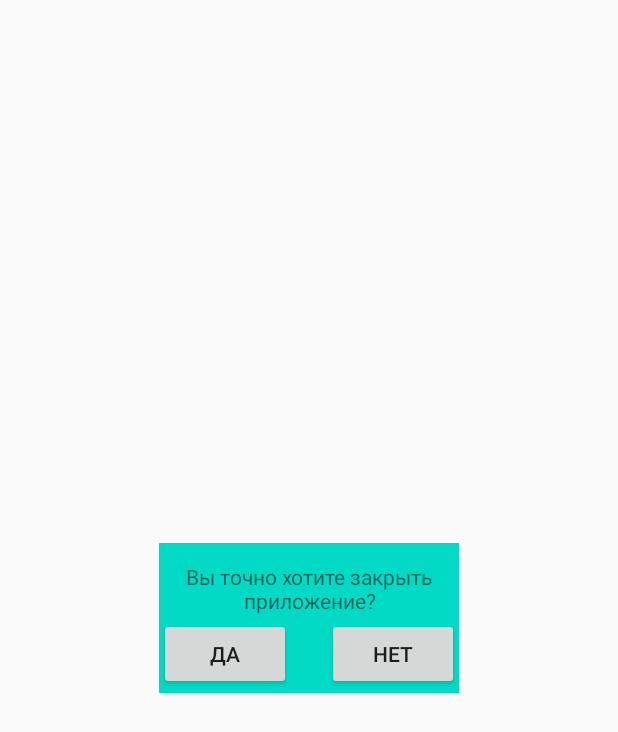
After one commit to MadMakZa/LifeSource, an Android app: the layout dialog.xml on its own in the app's theme, with its tools: preview values and no code run, on a phone screen of 412 x 824 dp. The commit adds this screen. Shown: the top 732 px of the screen. Run offline under Robolectric (Android 15) with nearby library versions, the phone set to English and light mode, and no system bars.

Commit message:
add dialog window

```diff
--- a/app/src/main/java/com/example/lifesource/MainActivity.java
+++ b/app/src/main/java/com/example/lifesource/MainActivity.java
@@ -3,6 +3,7 @@ package com.example.lifesource;
 import androidx.appcompat.app.AppCompatActivity;
 
 import android.annotation.TargetApi;
+import android.app.Dialog;
 import android.os.Build;
 import android.os.Bundle;
 import android.view.View;
@@ -74,4 +75,13 @@ public class MainActivity extends AppCompatActivity {
                 | View.SYSTEM_UI_FLAG_HIDE_NAVIGATION
                 | View.SYSTEM_UI_FLAG_FULLSCREEN;
     }
+
+    @Override
+    protected void onStop() {
+        //диалоговое окно при выходе из программы
+        final Dialog dialog = new Dialog(this);
+        dialog.setContentView(R.layout.dialog);
+
+        super.onStop();
+    }
 }
--- /dev/null
+++ b/app/src/main/res/layout/dialog.xml
@@ -0,0 +1,51 @@
+<?xml version="1.0" encoding="utf-8"?>
+<androidx.constraintlayout.widget.ConstraintLayout
+    xmlns:android="http://schemas.android.com/apk/res/android"
+    xmlns:app="http://schemas.android.com/apk/res-auto"
+    xmlns:tools="http://schemas.android.com/tools"
+    android:layout_width="match_parent"
+    android:layout_height="match_parent">
+
+    <androidx.constraintlayout.widget.ConstraintLayout
+        android:layout_width="200dp"
+        android:layout_height="100dp"
+        android:background="@color/colorAccent"
+        app:layout_constraintBottom_toBottomOf="parent"
+        app:layout_constraintEnd_toEndOf="parent"
+        app:layout_constraintStart_toStartOf="parent"
+        app:layout_constraintTop_toTopOf="parent">
+
+        <TextView
+            android:id="@+id/questionTextView"
+            android:layout_width="wrap_content"
+            android:layout_height="wrap_content"
+            android:text="Вы точно хотите закрыть приложение?"
+            android:textStyle="normal"
+            android:gravity="center"
+            app:layout_constraintBottom_toBottomOf="parent"
+            app:layout_constraintEnd_toEndOf="parent"
+            app:layout_constraintStart_toStartOf="parent"
+            app:layout_constraintTop_toTopOf="parent"
+            app:layout_constraintVertical_bias="0.197" />
+
+        <Button
+            android:id="@+id/button_yes"
+            android:layout_width="wrap_content"
+            android:layout_height="wrap_content"
+            android:onClick="onClickYes"
+            android:text="Да"
+            app:layout_constraintBottom_toBottomOf="parent"
+            app:layout_constraintStart_toStartOf="parent"
+            app:layout_constraintTop_toBottomOf="@+id/questionTextView" />
+
+        <Button
+            android:id="@+id/button_no"
+            android:layout_width="wrap_content"
+            android:layout_height="wrap_content"
+            android:onClick="onClickNo"
+            android:text="Нет"
+            app:layout_constraintBottom_toBottomOf="parent"
+            app:layout_constraintEnd_toEndOf="parent"
+            app:layout_constraintTop_toBottomOf="@+id/questionTextView" />
+    </androidx.constraintlayout.widget.ConstraintLayout>
+</androidx.constraintlayout.widget.ConstraintLayout>
```
